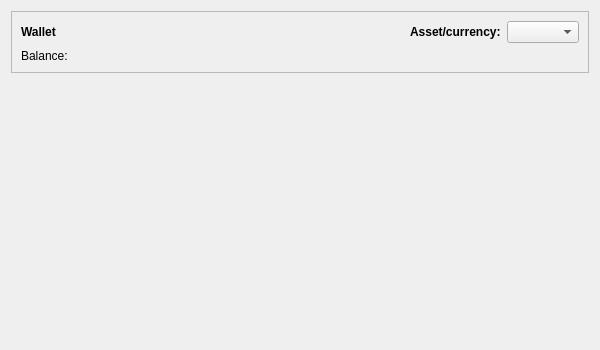
The window that ui/forms/overviewpage.ui (chromaway/ngcccbase) describes before a commit, drawn with Qt 5.
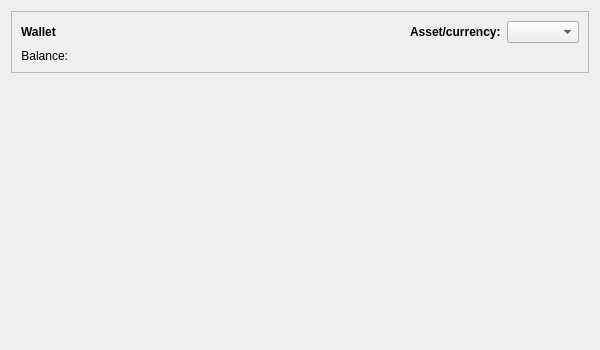
The same window after the commit.

```diff
--- a/ui/forms/overviewpage.ui
+++ b/ui/forms/overviewpage.ui
@@ -78,6 +78,9 @@
             <property name="text">
              <string>Balance:</string>
             </property>
+            <property name="alignment">
+             <set>Qt::AlignRight|Qt::AlignTrailing|Qt::AlignVCenter</set>
+            </property>
            </widget>
           </item>
           <item row="0" column="1">
```
Left out of the diff: 4 changed lines with no effect on the pictures.
